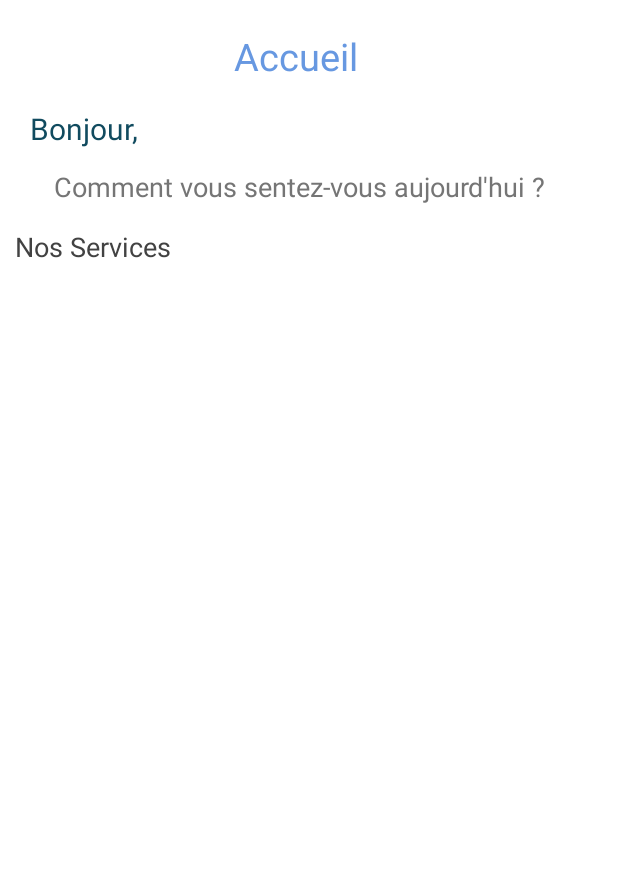
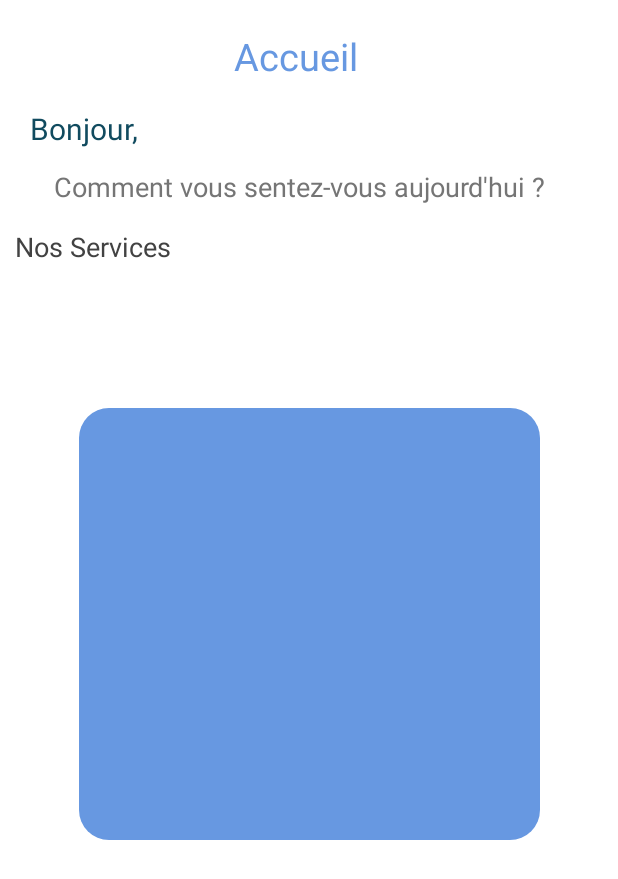
Before and after one commit to nouhelion/didactic-chainsaw, an Android app: the Home screen opened directly, with no data from a screen before it, on a phone screen of 412 x 824 dp. Shown: the top 879 px of the screen. Run offline under Robolectric (Android 15) with nearby library versions, the phone set to English and light mode, and no system bars.

```diff
--- /dev/null
+++ b/application/app/src/main/res/drawable/services.xml
@@ -0,0 +1,5 @@
+<?xml version="1.0" encoding="utf-8"?>
+<shape android:shape="rectangle" xmlns:android="http://schemas.android.com/apk/res/android">
+<solid android:color="@color/titi"/>
+    <corners android:radius="20dp"/>
+</shape>
--- a/application/app/src/main/res/layout/activity_home.xml
+++ b/application/app/src/main/res/layout/activity_home.xml
@@ -50,6 +50,15 @@
         android:layout_width="130dp"
         android:layout_height="40dp"/>
 
-
+<androidx.constraintlayout.widget.ConstraintLayout
+    android:layout_width="307dp"
+    android:layout_height="288dp"
+    app:layout_constraintTop_toBottomOf="@+id/service"
+    app:layout_constraintStart_toStartOf="parent"
+    app:layout_constraintEnd_toEndOf="parent"
+    android:layout_marginTop="80dp"
+    android:background="@drawable/services">
 
 </androidx.constraintlayout.widget.ConstraintLayout>
+
+</androidx.constraintlayout.widget.ConstraintLayout>
--- a/application/app/src/main/res/values/colors.xml
+++ b/application/app/src/main/res/values/colors.xml
@@ -9,6 +9,7 @@
     <color name="white">#FFFFFFFF</color>
     <color name="grey">#C7C7C7</color>
     <color name="blue">#2196F3</color>
+    <color name="titi">#6798E1</color>
     <color name="bar">#C7C7C7</color>
     <color name="dlue">#114B5F</color>
     <color name="nav">#E6E6E6</color>
```
